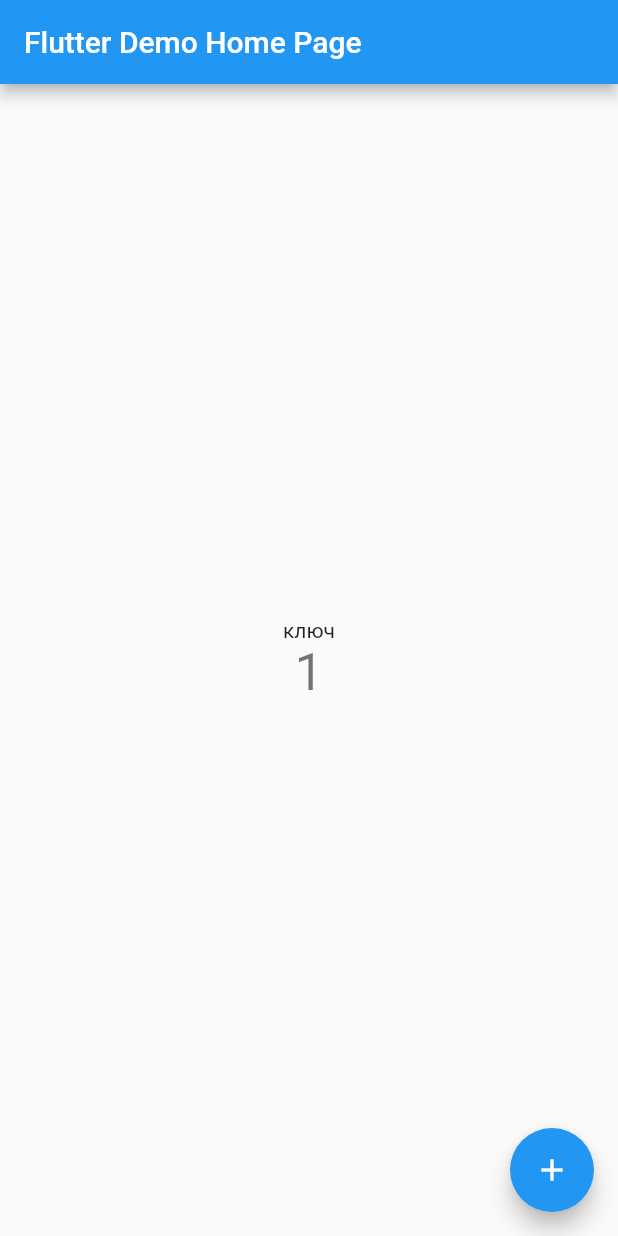
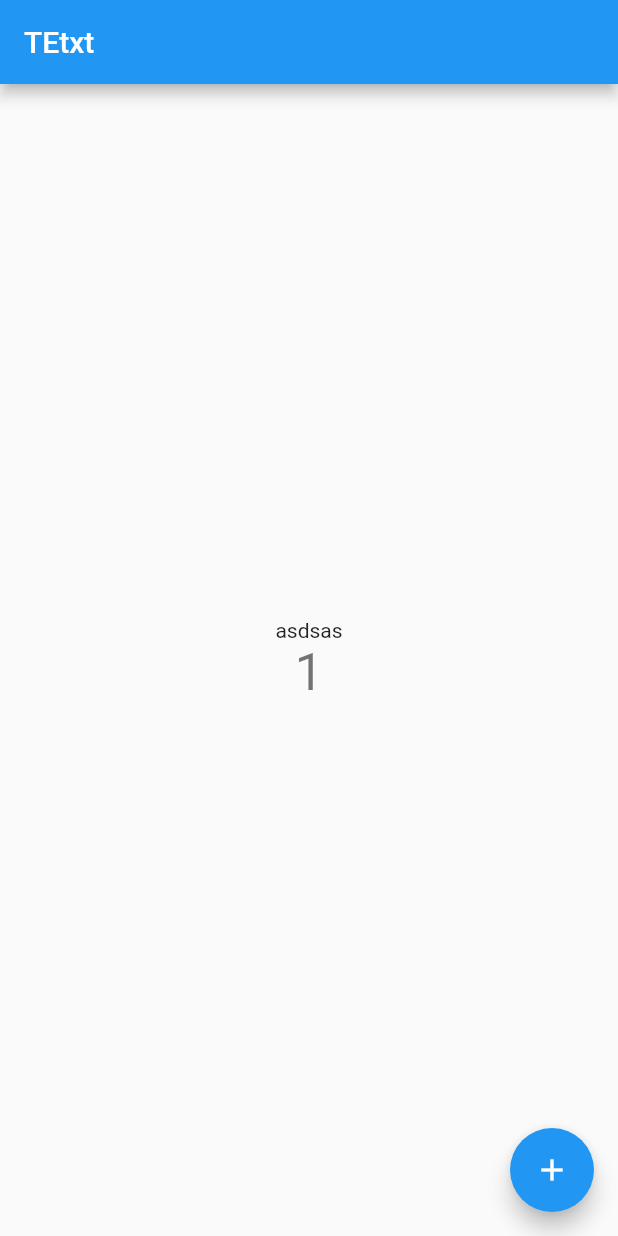
Before and after one commit to prilogy/BioMad_frontend, a Flutter app: the screen it shows after launch, after a tap on the "add" icon, on a phone screen of 412 x 824 dp. Run offline on Flutter 3.47's test engine with Material 2 defaults, Android fonts, the phone set to English and light mode, and no system bars; our stand-ins replace dio, easy_localization, flutter_dotenv, redux; missing offline and left inert: openapi_generator_annotations.

```diff
--- /dev/null
+++ b/lib/extensions/user_extension.dart
@@ -0,0 +1,12 @@
+import 'package:api/api.dart';
+
+extension UserExtension on User {
+  static User fromLocalStorage() {
+    // TODO: implement
+    return User();
+  }
+
+  static void saveToLocalStorage(User user) {
+    // TODO: implement
+  }
+}
--- a/lib/main.dart
+++ b/lib/main.dart
@@ -1,4 +1,6 @@
 import 'package:biomad_frontend/config/env.dart';
+import 'package:biomad_frontend/router/main.dart';
+import 'package:biomad_frontend/styles/app_theme.dart';
 import 'package:easy_localization/easy_localization.dart';
 import 'package:flutter/material.dart';
 
@@ -18,65 +20,22 @@ void main() async {
   ));
 }
 
+final rootScaffold = GlobalKey<ScaffoldState>();
+final rootNavigator = GlobalKey<NavigatorState>();
+
 class MyApp extends StatelessWidget {
   // This widget is the root of your application.
   @override
   Widget build(BuildContext context) {
     return MaterialApp(
-      title: 'Flutter Demo',
-      theme: ThemeData(
-        primarySwatch: Colors.blue,
-        visualDensity: VisualDensity.adaptivePlatformDensity,
+      title: 'BioMad',
+      theme: AppTheme.light,
+      onGenerateRoute: (settings) => RouteGenerator.generateRoute(settings),
+      initialRoute: '/main',
+      builder: (context, child) => Scaffold(
+        key: rootScaffold,
+        body: child,
       ),
-      home: MyHomePage(title: 'Flutter Demo Home Page'),
     );
   }
 }
-
-class MyHomePage extends StatefulWidget {
-  MyHomePage({Key key, this.title}) : super(key: key);
-  final String title;
-
-  @override
-  _MyHomePageState createState() => _MyHomePageState();
-}
-
-class _MyHomePageState extends State<MyHomePage> {
-  int _counter = 0;
-
-  void _incrementCounter() {
-    setState(() {
-      _counter++;
-    });
-  }
-
-  @override
-  Widget build(BuildContext context) {
-    return Scaffold(
-      appBar: AppBar(
-        title: Text(widget.title),
-      ),
-      body: Center(
-        child: Column(
-          mainAxisAlignment: MainAxisAlignment.center,
-          children: <Widget>[
-            Text(
-              tr('obj.key'),
-            ),
-            Text(
-              '$_counter',
-              style: Theme.of(context).textTheme.headline4,
-            ),
-          ],
-        ),
-      ),
-      floatingActionButton: FloatingActionButton(
-        onPressed: () {
-          context.locale = Locale('ru');
-          _incrementCounter();},
-        tooltip: 'Increment',
-        child: Icon(Icons.add),
-      ), // This trailing comma makes auto-formatting nicer for build methods.
-    );
-  }
-}
--- /dev/null
+++ b/lib/models/settings.dart
@@ -0,0 +1,7 @@
+class Settings {
+
+  static Settings fromLocalStorage() {
+    // TODO: implement
+    return Settings();
+  }
+}
--- /dev/null
+++ b/lib/router/main.dart
@@ -0,0 +1,36 @@
+import 'package:biomad_frontend/screens/auth_screen.dart';
+import 'package:biomad_frontend/screens/home_screen.dart';
+import 'package:biomad_frontend/store/main.dart';
+import 'package:flutter/material.dart';
+
+class RouteGenerator {
+  static Route<dynamic> generateRoute(RouteSettings settings) {
+    final args = settings.arguments;
+
+    var route = routes.firstWhere((x) => x.routeName == settings.name,
+        orElse: () => null);
+
+    if (route != null) {
+      var pass = !route.requireAuthorization ||
+          (route.requireAuthorization && store.state.user != null);
+      return MaterialPageRoute(
+          builder: (context) =>
+          pass ? route.widget(args) : authRoute.widget(args));
+    }
+  }
+}
+
+final authRoute = RouteBuilder('/auth', (args) => AuthScreen(), false);
+
+final routes = [
+  authRoute,
+  RouteBuilder('/main', (args) => MyHomePage())
+];
+
+class RouteBuilder {
+  final String routeName;
+  final Widget Function(dynamic args) widget;
+  final bool requireAuthorization;
+
+  RouteBuilder(this.routeName, this.widget, [this.requireAuthorization = true]);
+}
--- /dev/null
+++ b/lib/screens/home_screen.dart
@@ -0,0 +1,50 @@
+import 'package:easy_localization/easy_localization.dart';
+import 'package:flutter/material.dart';
+
+class MyHomePage extends StatefulWidget {
+  MyHomePage({Key key, this.title}) : super(key: key);
+  final String title;
+
+  @override
+  _MyHomePageState createState() => _MyHomePageState();
+}
+
+class _MyHomePageState extends State<MyHomePage> {
+  int _counter = 0;
+
+  void _incrementCounter() {
+    setState(() {
+      _counter++;
+    });
+  }
+
+  @override
+  Widget build(BuildContext context) {
+    return Scaffold(
+      appBar: AppBar(
+        title: Text("TEtxt"),
+      ),
+      body: Center(
+        child: Column(
+          mainAxisAlignment: MainAxisAlignment.center,
+          children: <Widget>[
+            Text(
+              'asdsas',
+            ),
+            Text(
+              '$_counter',
+              style: Theme.of(context).textTheme.headline4,
+            ),
+          ],
+        ),
+      ),
+      floatingActionButton: FloatingActionButton(
+        onPressed: () {
+          context.locale = Locale('ru');
+          _incrementCounter();},
+        tooltip: 'Increment',
+        child: Icon(Icons.add),
+      ), // This trailing comma makes auto-formatting nicer for build methods.
+    );
+  }
+}
--- /dev/null
+++ b/lib/styles/app_theme.dart
@@ -0,0 +1,39 @@
+import 'package:flutter/material.dart';
+
+import 'extreme_colors.dart';
+
+class AppTheme {
+  AppTheme._();
+
+  static final ThemeData light = ThemeData(
+      brightness: Brightness.light,
+      visualDensity: VisualDensity.adaptivePlatformDensity,
+      // scaffoldBackgroundColor: BioMadColors.base,
+      // canvasColor: BioMadColors.base[400],
+      // // nav bar's background color
+      // /* theme colors */
+      // primaryColor: BioMadColors.primary,
+      // accentColor: BioMadColors.primary,
+      // /* ------------ */
+      // appBarTheme: AppBarTheme(
+      //     color: BioMadColors.base[400],
+      //     iconTheme: IconThemeData(color: BioMadColors.base[100])),
+      // colorScheme: ColorScheme(
+      //     primary: BioMadColors.primary,
+      //     primaryVariant: BioMadColors.primary[500],
+      //     secondary: BioMadColors.primary,
+      //     secondaryVariant: BioMadColors.primary[500],
+      //     surface: BioMadColors.base[400],
+      //     background: BioMadColors.base,
+      //     error: BioMadColors.error,
+      //     onPrimary: BioMadColors.base[100],
+      //     onSecondary: BioMadColors.base[100],
+      //     onSurface: BioMadColors.base[100],
+      //     onBackground: BioMadColors.base[100],
+      //     onError: BioMadColors.base[100],
+      //     brightness: Brightness.dark),
+      // textTheme: new TextTheme(
+      //     subtitle1: TextStyle(fontWeight: FontWeight.w500),
+      //     caption: TextStyle(color: Colors.white))
+  );
+}
--- /dev/null
+++ b/lib/styles/extreme_colors.dart
@@ -0,0 +1,8 @@
+import 'package:flutter/material.dart';
+
+/// Библиотека цветов BioMad
+class BioMadColors {
+  static const Color success = Color(0xFF27AE60);
+  static const Color warning = Color(0xFFF2994A);
+  static const Color error = Color(0xFFEB5757);
+}
--- a/pubspec.yaml
+++ b/pubspec.yaml
@@ -22,6 +22,9 @@ dev_dependencies:
     sdk: flutter
   openapi_generator: ^1.1.0
   build_runner: '>=1.3.0 <=1.10.3'
+  flutter_redux: ^0.7.0
+  redux: ^4.0.0+3
+  localstorage: ^3.0.3+6
 
 flutter:
   uses-material-design: true
```
Also changed, not shown: lib/screens/auth_screen.dart (added, +10 -0 lines), lib/store/main.dart (added, +31 -0 lines), lib/store/settings/actions.dart (added, +9 -0 lines), lib/store/settings/reducers.dart (added, +11 -0 lines), lib/store/user/actions.dart (added, +12 -0 lines), lib/store/user/reducers.dart (added, +13 -0 lines), lib/styles/indents.dart (added, +10 -0 lines), pubspec.lock.
